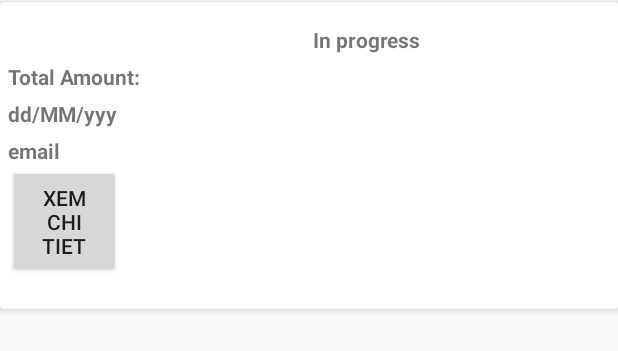
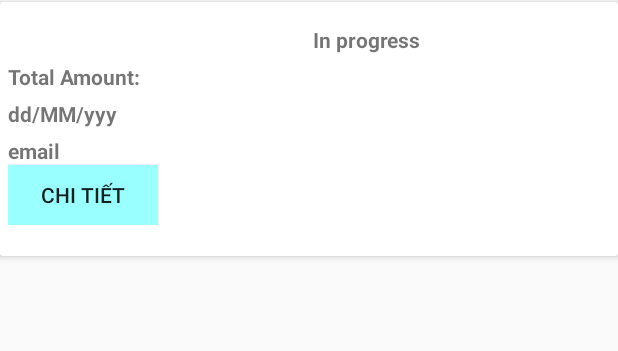
Before and after one commit to LongKim123/CongCuVaMoiTruong, an Android app: the layout dong_order.xml on its own in the app's theme, with its tools: preview values and no code run, on a phone screen of 412 x 824 dp. Shown: the top 351 px of the screen. Run offline under Robolectric (Android 15) with nearby library versions, the phone set to English and light mode, and no system bars; network calls fail.

Commit message:
custom order detail

```diff
--- a/appBanHang/app/src/main/java/com/example/appbanhang/adapter/OrderAdapter.java
+++ b/appBanHang/app/src/main/java/com/example/appbanhang/adapter/OrderAdapter.java
@@ -64,7 +64,7 @@ public class OrderAdapter extends BaseAdapter {
         viewHolder.statusTv.setText(order.getStatus());
         viewHolder.emailTv.setText("Địa Chỉ:"+order.getOrdermail());
         viewHolder.amountTv.setText("Tổng tiền:"+order.getAmount());
-        if(order.getStatus().equals("Hoàn thành"))
+        if(order.getStatus().equals("Hoàn Thành"))
         {
             viewHolder.statusTv.setTextColor(context.getResources().getColor(R.color.colorAccent));
         }
@@ -76,7 +76,7 @@ public class OrderAdapter extends BaseAdapter {
             @Override
             public void onClick(View view) {
 
-               Toast.makeText(context,String.valueOf(order.getOrderId()),Toast.LENGTH_SHORT).show();
+               Toast.makeText(context,String.valueOf("Chi tiết đơn hàng "+order.getOrderId()),Toast.LENGTH_SHORT).show();
                 Intent intent = new Intent(context, Order_detail.class);
                 intent.putExtra("id",order);
                 intent.setFlags(Intent.FLAG_ACTIVITY_NEW_TASK);
--- a/appBanHang/app/src/main/java/com/example/appbanhang/ultil/Server.java
+++ b/appBanHang/app/src/main/java/com/example/appbanhang/ultil/Server.java
@@ -5,8 +5,8 @@ public class Server {
 
     //wifi o nha http://192.168.1.215
     //192.168.43.198
-    public static String localhost="http://192.168.1.215";
-    //public static String localhost="http://192.168.1.129";
+    //public static String localhost="http://192.168.1.215";
+    public static String localhost="http://192.168.1.114";
    // public static String localhost=" http://10.20.61.125";
     public static String Duongdanloaisp =localhost + "/server/getloaisp.php";
     public  static  String Duongdansanphammoinhat =localhost + "/server/getsanphammoinhat.php";
--- a/appBanHang/app/src/main/res/layout/dong_order.xml
+++ b/appBanHang/app/src/main/res/layout/dong_order.xml
@@ -65,6 +65,7 @@
 
 
         </LinearLayout>
+
             <TextView
                 android:id="@+id/emailTv"
                 android:layout_width="wrap_content"
@@ -74,11 +75,16 @@
                 android:layout_marginRight="0dp"
                 />
 
+
             <Button
-            android:layout_width="75dp"
-            android:layout_height="75dp"
-            android:text="xem chi tiet"
+
+                android:layout_width="100dp"
+                android:layout_height="40dp"
+                android:text="Chi tiết"
+                android:background="#99FFFF"
                 android:id="@+id/btn_detail"/>
+
+
     </LinearLayout>
 
 
```
Lines whose indentation alone changed are shown as unchanged.
